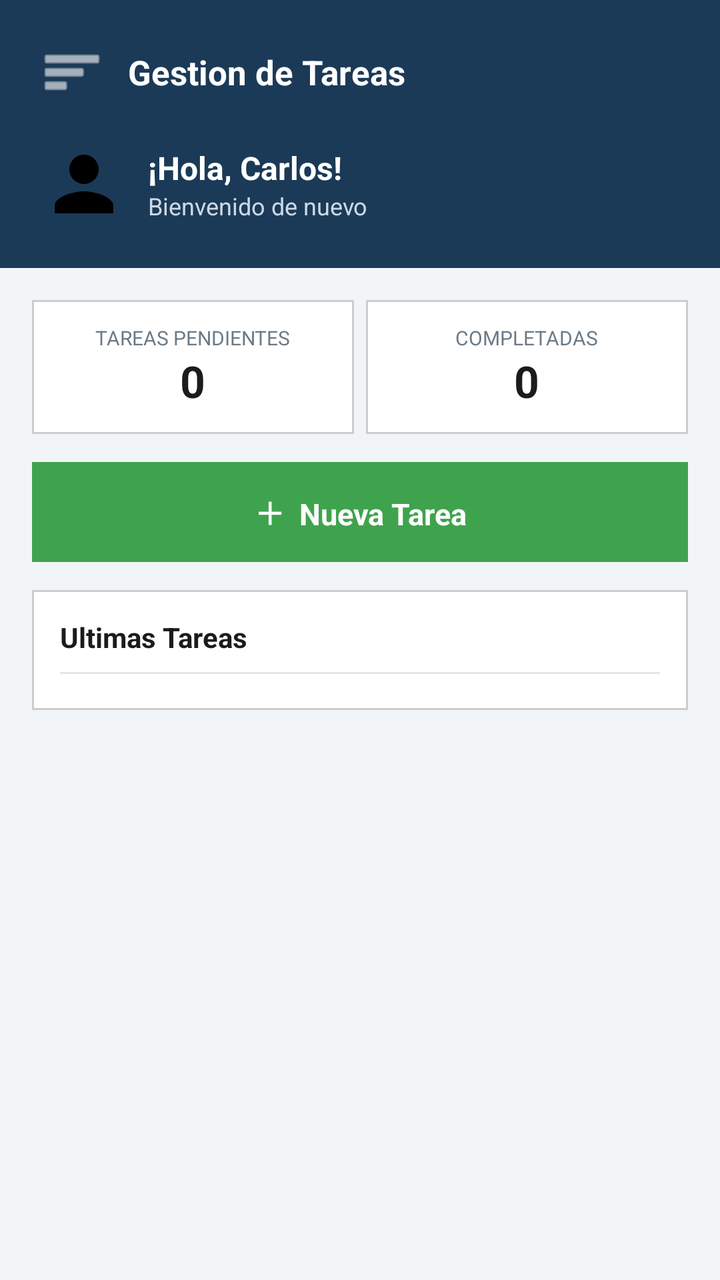
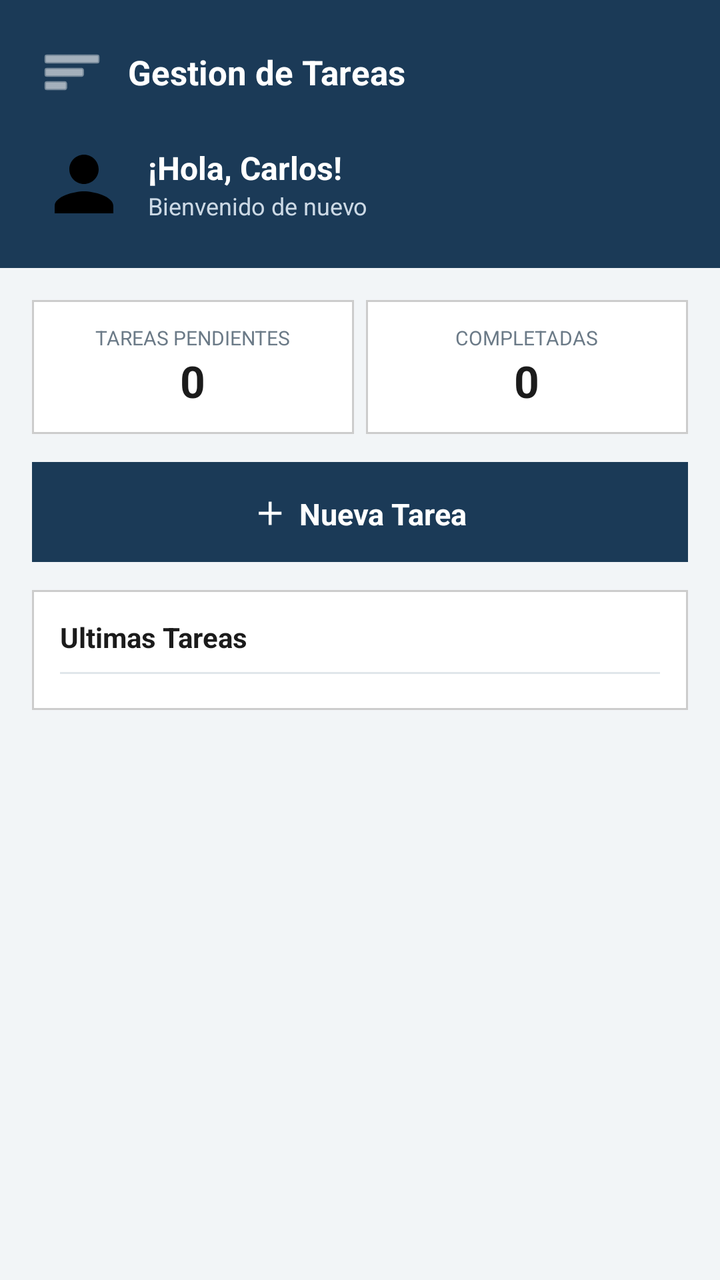

Two renders of the same Android screen: before a commit and after it. Below are the layout's source before the change and the commit's diff.
<!-- AndroidManifest.xml: application theme Theme.AppTareas -->
<!-- res/layout/activity_main.xml -->
<?xml version="1.0" encoding="utf-8"?>
<androidx.drawerlayout.widget.DrawerLayout
    xmlns:android="http://schemas.android.com/apk/res/android"
    xmlns:app="http://schemas.android.com/apk/res-auto"
    android:id="@+id/drawerLayout"
    android:layout_width="match_parent"
    android:layout_height="match_parent">

    <LinearLayout
        android:layout_width="match_parent"
        android:layout_height="match_parent"
        android:orientation="vertical"
        android:background="@color/fondo_gris">

        
        <LinearLayout
            android:layout_width="match_parent"
            android:layout_height="wrap_content"
            android:orientation="vertical"
            android:background="@drawable/bg_header"
            android:padding="20dp">

            <LinearLayout
                android:layout_width="match_parent"
                android:layout_height="wrap_content"
                android:orientation="horizontal"
                android:gravity="center_vertical">

                <ImageButton
                    android:id="@+id/btnMenu"
                    android:layout_width="32dp"
                    android:layout_height="32dp"
                    android:background="@android:color/transparent"
                    android:src="@android:drawable/ic_menu_sort_by_size"
                    app:tint="@color/blanco"
                    android:contentDescription="Menú" />

                <TextView
                    android:layout_width="0dp"
                    android:layout_height="wrap_content"
                    android:layout_weight="1"
                    android:layout_marginStart="12dp"
                    android:text="Gestion de Tareas"
                    android:textColor="@color/blanco"
                    android:textSize="17sp"
                    android:textStyle="bold" />
            </LinearLayout>

            <LinearLayout
                android:layout_width="match_parent"
                android:layout_height="wrap_content"
                android:orientation="horizontal"
                android:gravity="center_vertical"
                android:layout_marginTop="18dp">

                <FrameLayout
                    android:layout_width="44dp"
                    android:layout_height="44dp">
                    <View
                        android:layout_width="44dp"
                        android:layout_height="44dp"
                        android:background="@drawable/bg_avatar" />
                </FrameLayout>

                <LinearLayout
                    android:layout_width="wrap_content"
                    android:layout_height="wrap_content"
                    android:orientation="vertical"
                    android:layout_marginStart="10dp">

                    <TextView
                        android:id="@+id/txtSaludo"
                        android:layout_width="wrap_content"
                        android:layout_height="wrap_content"
                        android:text="¡Hola, Carlos!"
                        android:textColor="@color/blanco"
                        android:textSize="16sp"
                        android:textStyle="bold" />

                    <TextView
                        android:id="@+id/txtOperario"
                        android:layout_width="wrap_content"
                        android:layout_height="wrap_content"
                        android:text="Bienvenido de nuevo"
                        android:textColor="#CCD9E5"
                        android:textSize="12sp" />
                </LinearLayout>
            </LinearLayout>
        </LinearLayout>

        <ScrollView
            android:layout_width="match_parent"
            android:layout_height="match_parent">

            <LinearLayout
                android:layout_width="match_parent"
                android:layout_height="wrap_content"
                android:orientation="vertical"
                android:padding="16dp">

                
                <LinearLayout
                    android:layout_width="match_parent"
                    android:layout_height="wrap_content"
                    android:orientation="horizontal">

                    <LinearLayout
                        android:layout_width="0dp"
                        android:layout_height="wrap_content"
                        android:layout_weight="1"
                        android:layout_marginEnd="6dp"
                        android:orientation="vertical"
                        android:background="@drawable/bg_card"
                        android:padding="12dp"
                        android:gravity="center">
                        <TextView
                            android:layout_width="wrap_content"
                            android:layout_height="wrap_content"
                            android:text="TAREAS PENDIENTES"
                            android:textSize="10sp"
                            android:textColor="@color/texto_gris" />
                        <TextView
                            android:id="@+id/txtPendientes"
                            android:layout_width="wrap_content"
                            android:layout_height="wrap_content"
                            android:text="0"
                            android:textSize="22sp"
                            android:textStyle="bold"
                            android:textColor="@color/texto_oscuro" />
                    </LinearLayout>

                    <LinearLayout
                        android:layout_width="0dp"
                        android:layout_height="wrap_content"
                        android:layout_weight="1"
                        android:orientation="vertical"
                        android:background="@drawable/bg_card"
                        android:padding="12dp"
                        android:gravity="center">
                        <TextView
                            android:layout_width="wrap_content"
                            android:layout_height="wrap_content"
                            android:text="COMPLETADAS"
                            android:textSize="10sp"
                            android:textColor="@color/texto_gris" />
                        <TextView
                            android:id="@+id/txtCompletadas"
                            android:layout_width="wrap_content"
                            android:layout_height="wrap_content"
                            android:text="0"
                            android:textSize="22sp"
                            android:textStyle="bold"
                            android:textColor="@color/texto_oscuro" />
                    </LinearLayout>
                </LinearLayout>

                
                <TextView
                    android:id="@+id/btnNuevaTarea"
                    android:layout_width="match_parent"
                    android:layout_height="wrap_content"
                    android:layout_marginTop="14dp"
                    android:background="@drawable/bg_boton_verde"
                    android:padding="14dp"
                    android:gravity="center"
                    android:text="＋  Nueva Tarea"
                    android:textColor="@color/blanco"
                    android:textStyle="bold"
                    android:textSize="15sp"
                    android:clickable="true"
                    android:focusable="true" />

                
                <LinearLayout
                    android:layout_width="match_parent"
                    android:layout_height="wrap_content"
                    android:orientation="vertical"
                    android:background="@drawable/bg_card"
                    android:padding="14dp"
                    android:layout_marginTop="14dp"
                    android:layout_marginBottom="20dp">

                    <TextView
                        android:layout_width="wrap_content"
                        android:layout_height="wrap_content"
                        android:text="Ultimas Tareas"
                        android:textStyle="bold"
                        android:textSize="14sp"
                        android:textColor="@color/texto_oscuro"
                        android:layout_marginBottom="8dp" />

                    <View android:layout_width="match_parent" android:layout_height="1dp" android:background="#E0E6EA" />

                    <androidx.recyclerview.widget.RecyclerView
                        android:id="@+id/recyclerUltimos"
                        android:layout_width="match_parent"
                        android:layout_height="wrap_content"
                        android:layout_marginTop="4dp" />

                    <TextView
                        android:id="@+id/txtSinRegistros"
                        android:layout_width="match_parent"
                        android:layout_height="wrap_content"
                        android:text="Aún no hay tareas registradas."
                        android:textColor="@color/texto_gris"
                        android:gravity="center"
                        android:padding="12dp"
                        android:visibility="gone" />
                </LinearLayout>

            </LinearLayout>
        </ScrollView>
    </LinearLayout>

    
    <com.google.android.material.navigation.NavigationView
        android:id="@+id/navView"
        android:layout_width="wrap_content"
        android:layout_height="match_parent"
        android:layout_gravity="start"
        app:menu="@menu/menu_drawer"
        app:itemIconTint="@color/azul_oscuro"
        app:itemTextColor="@color/texto_oscuro" />

</androidx.drawerlayout.widget.DrawerLayout>
<!-- resources referenced by this layout -->
<resources>
  <color name="azul_oscuro">#1B3A57</color>
  <color name="blanco">#FFFFFF</color>
  <color name="fondo_gris">#F2F5F7</color>
  <color name="texto_gris">#6B7A87</color>
  <color name="texto_oscuro">#1B1B1B</color>
  <!-- drawable bg_avatar (drawable) -->
  <vector android:height="24dp" android:tint="#000000"
      android:viewportHeight="24" android:viewportWidth="24"
      android:width="24dp" xmlns:android="http://schemas.android.com/apk/res/android">
      <path android:fillColor="@android:color/white" android:pathData="M12,12c2.21,0 4,-1.79 4,-4s-1.79,-4 -4,-4 -4,1.79 -4,4 1.79,4 4,4zM12,14c-2.67,0 -8,1.34 -8,4v2h16v-2c0,-2.66 -5.33,-4 -8,-4z"/>
  </vector>
  <!-- drawable bg_boton_verde (drawable) -->
  <?xml version="1.0" encoding="utf-8"?>
  <shape xmlns:android="http://schemas.android.com/apk/res/android">
      <solid android:color="@color/verde_principal" />
  </shape>
  <!-- drawable bg_card (drawable) -->
  <?xml version="1.0" encoding="utf-8"?>
  <shape xmlns:android="http://schemas.android.com/apk/res/android">
      <solid android:color="@color/blanco" />
      <stroke android:width="1dp" android:color="#CCCCCC" />
  </shape>
  <!-- drawable bg_header (drawable) -->
  <?xml version="1.0" encoding="utf-8"?>
  <shape xmlns:android="http://schemas.android.com/apk/res/android">
      <solid android:color="@color/azul_oscuro" />
  </shape>
  <style name="Theme.AppTareas" parent="Theme.MaterialComponents.Light.NoActionBar">
          <item name="colorPrimary">@color/azul_oscuro</item>
          <item name="colorPrimaryDark">@color/azul_oscuro</item>
          <item name="colorAccent">@color/azul_medio</item>
          <item name="android:windowBackground">@color/fondo_gris</item>
          <item name="android:statusBarColor">@color/azul_oscuro</item>
      </style>
  <color name="verde_principal">#3FA34D</color>
  <color name="azul_medio">#20486B</color>
</resources>

<!-- the commit's change to res/layout/activity_main.xml (unified diff, before → after) -->
@@ -17,7 +17,7 @@
             android:layout_width="match_parent"
             android:layout_height="wrap_content"
             android:orientation="vertical"
-            android:background="@drawable/bg_header"
+            android:background="@color/azul_oscuro"
             android:padding="20dp">
 
             <LinearLayout
@@ -160,7 +160,7 @@
                     android:layout_width="match_parent"
                     android:layout_height="wrap_content"
                     android:layout_marginTop="14dp"
-                    android:background="@drawable/bg_boton_verde"
+                    android:background="@color/azul_oscuro"
                     android:padding="14dp"
                     android:gravity="center"
                     android:text="＋  Nueva Tarea"
<!-- resource entries referenced after the edit -->
@@ -11,21 +11,11 @@
       android:width="24dp" xmlns:android="http://schemas.android.com/apk/res/android">
       <path android:fillColor="@android:color/white" android:pathData="M12,12c2.21,0 4,-1.79 4,-4s-1.79,-4 -4,-4 -4,1.79 -4,4 1.79,4 4,4zM12,14c-2.67,0 -8,1.34 -8,4v2h16v-2c0,-2.66 -5.33,-4 -8,-4z"/>
   </vector>
-  <!-- drawable bg_boton_verde (drawable) -->
-  <?xml version="1.0" encoding="utf-8"?>
-  <shape xmlns:android="http://schemas.android.com/apk/res/android">
-      <solid android:color="@color/verde_principal" />
-  </shape>
   <!-- drawable bg_card (drawable) -->
   <?xml version="1.0" encoding="utf-8"?>
   <shape xmlns:android="http://schemas.android.com/apk/res/android">
       <solid android:color="@color/blanco" />
       <stroke android:width="1dp" android:color="#CCCCCC" />
-  </shape>
-  <!-- drawable bg_header (drawable) -->
-  <?xml version="1.0" encoding="utf-8"?>
-  <shape xmlns:android="http://schemas.android.com/apk/res/android">
-      <solid android:color="@color/azul_oscuro" />
   </shape>
   <style name="Theme.AppTareas" parent="Theme.MaterialComponents.Light.NoActionBar">
           <item name="colorPrimary">@color/azul_oscuro</item>
@@ -34,7 +24,6 @@
           <item name="android:windowBackground">@color/fondo_gris</item>
           <item name="android:statusBarColor">@color/azul_oscuro</item>
       </style>
-  <color name="verde_principal">#3FA34D</color>
   <color name="azul_medio">#20486B</color>
 </resources>
 
